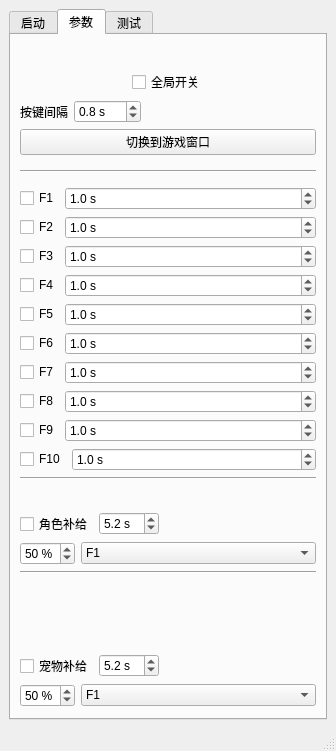
Old version of the form mainwindow.ui in the repository SSSSSFFFFF/FxPresser.
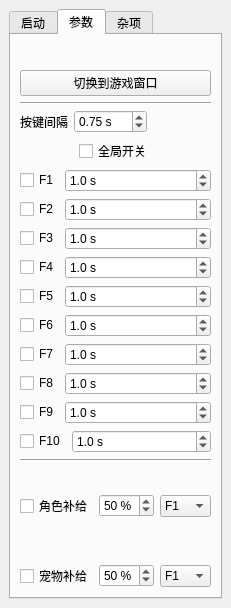
New version of the form. The open tabs and pages were chosen to show the change.

Commit message: Auto supply should works.

```diff
--- a/mainwindow.ui
+++ b/mainwindow.ui
@@ -6,8 +6,8 @@
    <rect>
     <x>0</x>
     <y>0</y>
-    <width>336</width>
-    <height>748</height>
+    <width>226</width>
+    <height>593</height>
    </rect>
   </property>
   <property name="sizePolicy">
@@ -20,17 +20,17 @@
    <string>FxPresser</string>
   </property>
   <widget class="QWidget" name="centralwidget">
-   <layout class="QVBoxLayout" name="verticalLayout_3">
+   <layout class="QHBoxLayout" name="horizontalLayout_18">
     <item>
      <widget class="QTabWidget" name="tabWidget">
       <property name="currentIndex">
-       <number>2</number>
+       <number>0</number>
       </property>
       <widget class="QWidget" name="tab">
        <attribute name="title">
         <string>启动</string>
        </attribute>
-       <layout class="QVBoxLayout" name="verticalLayout">
+       <layout class="QVBoxLayout" name="verticalLayout_5">
         <item>
          <widget class="QPushButton" name="pushButton_UpdateGameWindows">
           <property name="text">
@@ -65,7 +65,7 @@
          </widget>
         </item>
         <item>
-         <layout class="QHBoxLayout" name="horizontalLayout_22">
+         <layout class="QVBoxLayout" name="verticalLayout">
           <item>
            <widget class="QLineEdit" name="lineEdit_WindowTitle">
             <property name="minimumSize">
@@ -215,47 +215,30 @@
          </layout>
         </item>
         <item>
-         <layout class="QHBoxLayout" name="horizontalLayout_16">
-          <item>
-           <spacer name="horizontalSpacer_16">
-            <property name="orientation">
-             <enum>Qt::Horizontal</enum>
-            </property>
-            <property name="sizeHint" stdset="0">
-             <size>
-              <width>40</width>
-              <height>20</height>
-             </size>
-            </property>
-           </spacer>
-          </item>
-          <item>
-           <widget class="QCheckBox" name="checkBox_Switch">
-            <property name="text">
-             <string>全局开关</string>
-            </property>
-            <property name="checked">
-             <bool>false</bool>
-            </property>
-            <property name="tristate">
-             <bool>false</bool>
-            </property>
-           </widget>
-          </item>
-          <item>
-           <spacer name="horizontalSpacer_12">
-            <property name="orientation">
-             <enum>Qt::Horizontal</enum>
-            </property>
-            <property name="sizeHint" stdset="0">
-             <size>
-              <width>40</width>
-              <height>20</height>
-             </size>
-            </property>
-           </spacer>
-          </item>
-         </layout>
+         <widget class="QPushButton" name="pushButton_SetForeground">
+          <property name="text">
+           <string>切换到游戏窗口</string>
+          </property>
+         </widget>
+        </item>
+        <item>
+         <widget class="Line" name="line_4">
+          <property name="sizePolicy">
+           <sizepolicy hsizetype="Preferred" vsizetype="Preferred">
+            <horstretch>0</horstretch>
+            <verstretch>0</verstretch>
+           </sizepolicy>
+          </property>
+          <property name="minimumSize">
+           <size>
+            <width>0</width>
+            <height>0</height>
+           </size>
+          </property>
+          <property name="orientation">
+           <enum>Qt::Horizontal</enum>
+          </property>
+         </widget>
         </item>
         <item>
          <layout class="QHBoxLayout" name="horizontalLayout_11">
@@ -275,7 +258,7 @@
              <string> s</string>
             </property>
             <property name="decimals">
-             <number>1</number>
+             <number>2</number>
             </property>
             <property name="minimum">
              <double>0.100000000000000</double>
@@ -284,10 +267,10 @@
              <double>365.000000000000000</double>
             </property>
             <property name="singleStep">
-             <double>0.100000000000000</double>
+             <double>0.010000000000000</double>
             </property>
             <property name="value">
-             <double>0.800000000000000</double>
+             <double>0.750000000000000</double>
             </property>
            </widget>
           </item>
@@ -307,24 +290,47 @@
          </layout>
         </item>
         <item>
-         <widget class="QPushButton" name="pushButton_SetForeground">
-          <property name="text">
-           <string>切换到游戏窗口</string>
-          </property>
-         </widget>
-        </item>
-        <item>
-         <widget class="Line" name="line_4">
-          <property name="minimumSize">
-           <size>
-            <width>0</width>
-            <height>20</height>
-           </size>
-          </property>
-          <property name="orientation">
-           <enum>Qt::Horizontal</enum>
-          </property>
-         </widget>
+         <layout class="QHBoxLayout" name="horizontalLayout_16">
+          <item>
+           <spacer name="horizontalSpacer_16">
+            <property name="orientation">
+             <enum>Qt::Horizontal</enum>
+            </property>
+            <property name="sizeHint" stdset="0">
+             <size>
+              <width>40</width>
+              <height>20</height>
+             </size>
+            </property>
+           </spacer>
+          </item>
+          <item>
+           <widget class="QCheckBox" name="checkBox_Switch">
+            <property name="text">
+             <string>全局开关</string>
+            </property>
+            <property name="checked">
+             <bool>false</bool>
+            </property>
+            <property name="tristate">
+             <bool>false</bool>
+            </property>
+           </widget>
+          </item>
+          <item>
+           <spacer name="horizontalSpacer_12">
+            <property name="orientation">
+             <enum>Qt::Horizontal</enum>
+            </property>
+            <property name="sizeHint" stdset="0">
+             <size>
+              <width>40</width>
+              <height>20</height>
+             </size>
+            </property>
+           </spacer>
+          </item>
+         </layout>
         </item>
         <item>
          <layout class="QHBoxLayout" name="horizontalLayout" stretch="0,1">
@@ -688,14 +694,14 @@
             </property>
             <property name="minimumSize">
              <size>
-              <width>198</width>
-              <height>14</height>
+              <width>89</width>
+              <height>7</height>
              </size>
             </property>
             <property name="maximumSize">
              <size>
-              <width>198</width>
-              <height>14</height>
+              <width>89</width>
+              <height>7</height>
              </size>
             </property>
             <property name="frameShape">
@@ -734,7 +740,7 @@
          </layout>
         </item>
         <item>
-         <layout class="QHBoxLayout" name="horizontalLayout_20">
+         <layout class="QHBoxLayout" name="horizontalLayout_12" stretch="0,0,1">
           <item>
            <widget class="QCheckBox" name="checkBox_AutoPlayerSupply">
             <property name="text">
@@ -743,42 +749,6 @@
            </widget>
           </item>
           <item>
-           <widget class="QDoubleSpinBox" name="doubleSpinBox_PlayerInterval">
-            <property name="suffix">
-             <string> s</string>
-            </property>
-            <property name="decimals">
-             <number>1</number>
-            </property>
-            <property name="minimum">
-             <double>0.100000000000000</double>
-            </property>
-            <property name="maximum">
-             <double>10.000000000000000</double>
-            </property>
-            <property name="value">
-             <double>5.200000000000000</double>
-            </property>
-           </widget>
-          </item>
-          <item>
-           <spacer name="horizontalSpacer">
-            <property name="orientation">
-             <enum>Qt::Horizontal</enum>
-            </property>
-            <property name="sizeHint" stdset="0">
-             <size>
-              <width>40</width>
-              <height>20</height>
-             </size>
-            </property>
-           </spacer>
-          </item>
-         </layout>
-        </item>
-        <item>
-         <layout class="QHBoxLayout" name="horizontalLayout_12" stretch="0,1">
-          <item>
            <widget class="QSpinBox" name="spinBox_MinPlayerHealth">
             <property name="suffix">
              <string> %</string>
@@ -850,13 +820,6 @@
           </item>
          </layout>
         </item>
-        <item>
-         <widget class="Line" name="line_3">
-          <property name="orientation">
-           <enum>Qt::Horizontal</enum>
-          </property>
-         </widget>
-        </item>
         <item>
          <layout class="QHBoxLayout" name="horizontalLayout_17">
           <item>
@@ -882,14 +845,14 @@
             </property>
             <property name="minimumSize">
              <size>
-              <width>68</width>
-              <height>68</height>
+              <width>34</width>
+              <height>34</height>
              </size>
             </property>
             <property name="maximumSize">
              <size>
-              <width>68</width>
-              <height>68</height>
+              <width>34</width>
+              <height>34</height>
              </size>
             </property>
             <property name="frameShape">
@@ -922,7 +885,7 @@
          </layout>
         </item>
         <item>
-         <layout class="QHBoxLayout" name="horizontalLayout_18">
+         <layout class="QHBoxLayout" name="horizontalLayout_15" stretch="0,0,1">
           <item>
            <widget class="QCheckBox" name="checkBox_AutoPetSupply">
             <property name="text">
@@ -931,42 +894,6 @@
            </widget>
           </item>
           <item>
-           <widget class="QDoubleSpinBox" name="doubleSpinBox_PetInterval">
-            <property name="suffix">
-             <string> s</string>
-            </property>
-            <property name="decimals">
-             <number>1</number>
-            </property>
-            <property name="minimum">
-             <double>0.100000000000000</double>
-            </property>
-            <property name="maximum">
-             <double>10.000000000000000</double>
-            </property>
-            <property name="value">
-             <double>5.200000000000000</double>
-            </property>
-           </widget>
-          </item>
-          <item>
-           <spacer name="horizontalSpacer_2">
-            <property name="orientation">
-             <enum>Qt::Horizontal</enum>
-            </property>
-            <property name="sizeHint" stdset="0">
-             <size>
-              <width>40</width>
-              <height>20</height>
-             </size>
-            </property>
-           </spacer>
-          </item>
-         </layout>
-        </item>
-        <item>
-         <layout class="QHBoxLayout" name="horizontalLayout_15" stretch="0,1">
-          <item>
            <widget class="QSpinBox" name="spinBox_MinPetResource">
             <property name="suffix">
              <string> %</string>
@@ -1045,74 +972,13 @@
       </widget>
       <widget class="QWidget" name="tab_3">
        <attribute name="title">
-        <string>测试</string>
+        <string>杂项</string>
        </attribute>
        <layout class="QVBoxLayout" name="verticalLayout_4">
-        <item>
-         <layout class="QHBoxLayout" name="horizontalLayout_19">
-          <item>
-           <spacer name="horizontalSpacer_17">
-            <property name="orientation">
-             <enum>Qt::Horizontal</enum>
-            </property>
-            <property name="sizeHint" stdset="0">
-             <size>
-              <width>40</width>
-              <height>20</height>
-             </size>
-            </property>
-           </spacer>
-          </item>
-          <item>
-           <widget class="QLabel" name="label_SampleImage">
-            <property name="sizePolicy">
-             <sizepolicy hsizetype="Fixed" vsizetype="Fixed">
-              <horstretch>0</horstretch>
-              <verstretch>0</verstretch>
-             </sizepolicy>
-            </property>
-            <property name="minimumSize">
-             <size>
-              <width>200</width>
-              <height>200</height>
-             </size>
-            </property>
-            <property name="maximumSize">
-             <size>
-              <width>200</width>
-              <height>200</height>
-             </size>
-            </property>
-            <property name="frameShape">
-             <enum>QFrame::NoFrame</enum>
-            </property>
-            <property name="frameShadow">
-             <enum>QFrame::Plain</enum>
-            </property>
-            <property name="text">
-             <string/>
-            </property>
-           </widget>
-          </item>
-          <item>
-           <spacer name="horizontalSpacer_18">
-            <property name="orientation">
-             <enum>Qt::Horizontal</enum>
-            </property>
-            <property name="sizeHint" stdset="0">
-             <size>
-              <width>40</width>
-              <height>20</height>
-             </size>
-            </property>
-           </spacer>
-          </item>
-         </layout>
-        </item>
         <item>
          <widget class="QPushButton" name="pushButton_ScreenShot">
           <property name="text">
-           <string>截图</string>
+           <string>无损截图</string>
           </property>
          </widget>
         </item>
@@ -1123,27 +989,6 @@
           </property>
          </widget>
         </item>
-        <item>
-         <widget class="QPushButton" name="pushButton_ReadImage">
-          <property name="text">
-           <string>读取图片</string>
-          </property>
-         </widget>
-        </item>
-        <item>
-         <widget class="QPushButton" name="pushButton_TestPlayerSupply">
-          <property name="text">
-           <string>测试人物补给</string>
-          </property>
-         </widget>
-        </item>
-        <item>
-         <widget class="QPushButton" name="pushButton_TestPetSupply">
-          <property name="text">
-           <string>测试宠物补给</string>
-          </property>
-         </widget>
-        </item>
         <item>
          <spacer name="verticalSpacer">
           <property name="orientation">
@@ -1163,7 +1008,6 @@
     </item>
    </layout>
   </widget>
-  <widget class="QStatusBar" name="statusBar"/>
  </widget>
  <resources/>
  <connections/>
```
The commit also changes 2 other files.
